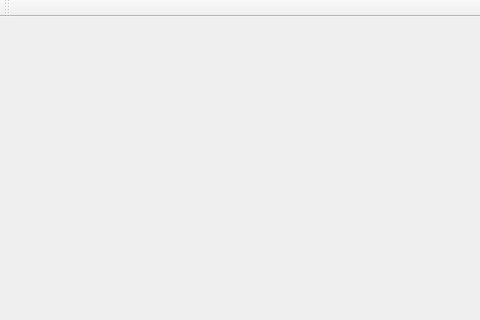
X4mirual/TIE-02201-Programming-2-Basics, file student/13/tetris/mainwindow.ui: the form before one commit; both pictures show x 0 to 480 and y 0 to 320 of the 701 by 691 pixel window.
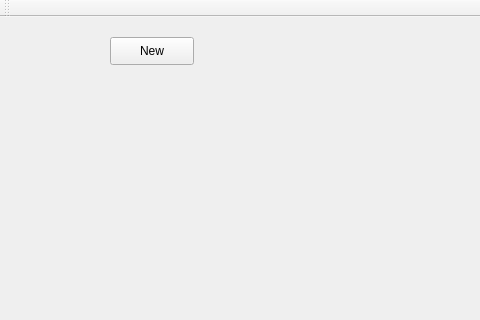
The form after the commit.

Commit message: toteutettu nappi, jolla tetromino luodaan ja se putoaa 1s välein; 7 eri tetrominoa, tetrominon pysähtyminen alas

```diff
--- a/student/13/tetris/mainwindow.ui
+++ b/student/13/tetris/mainwindow.ui
@@ -24,6 +24,19 @@
      </rect>
     </property>
    </widget>
+   <widget class="QPushButton" name="dropTetromino">
+    <property name="geometry">
+     <rect>
+      <x>110</x>
+      <y>20</y>
+      <width>84</width>
+      <height>28</height>
+     </rect>
+    </property>
+    <property name="text">
+     <string>New</string>
+    </property>
+   </widget>
   </widget>
   <widget class="QMenuBar" name="menuBar">
    <property name="geometry">
```
The commit also changes 2 other files.
